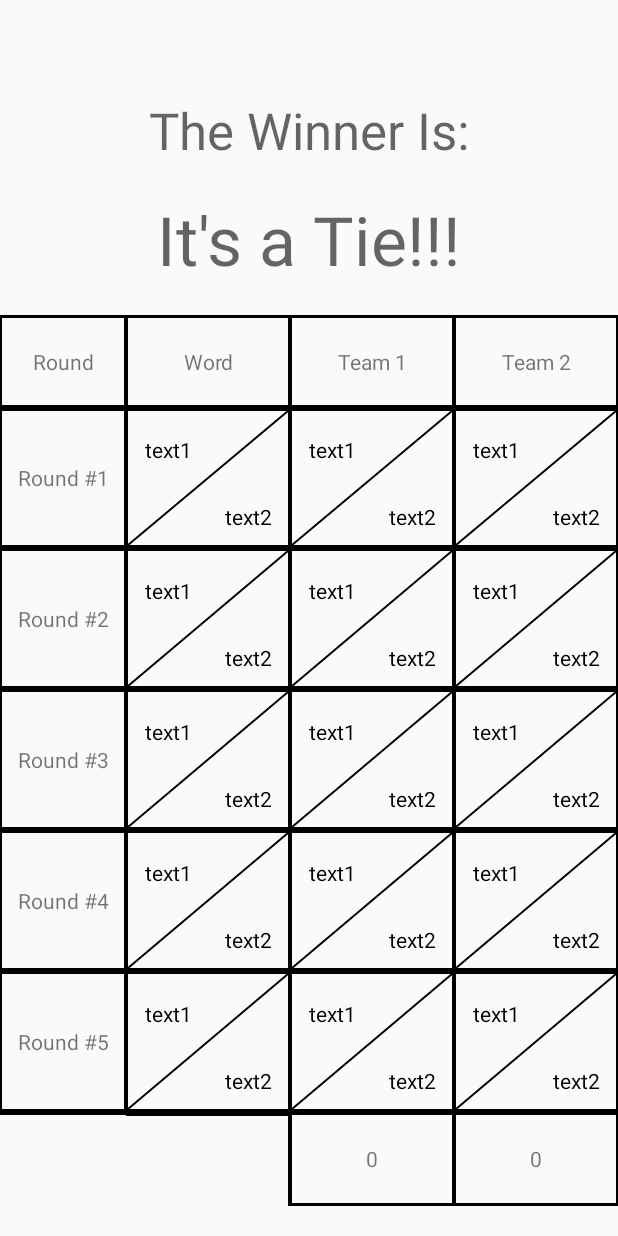
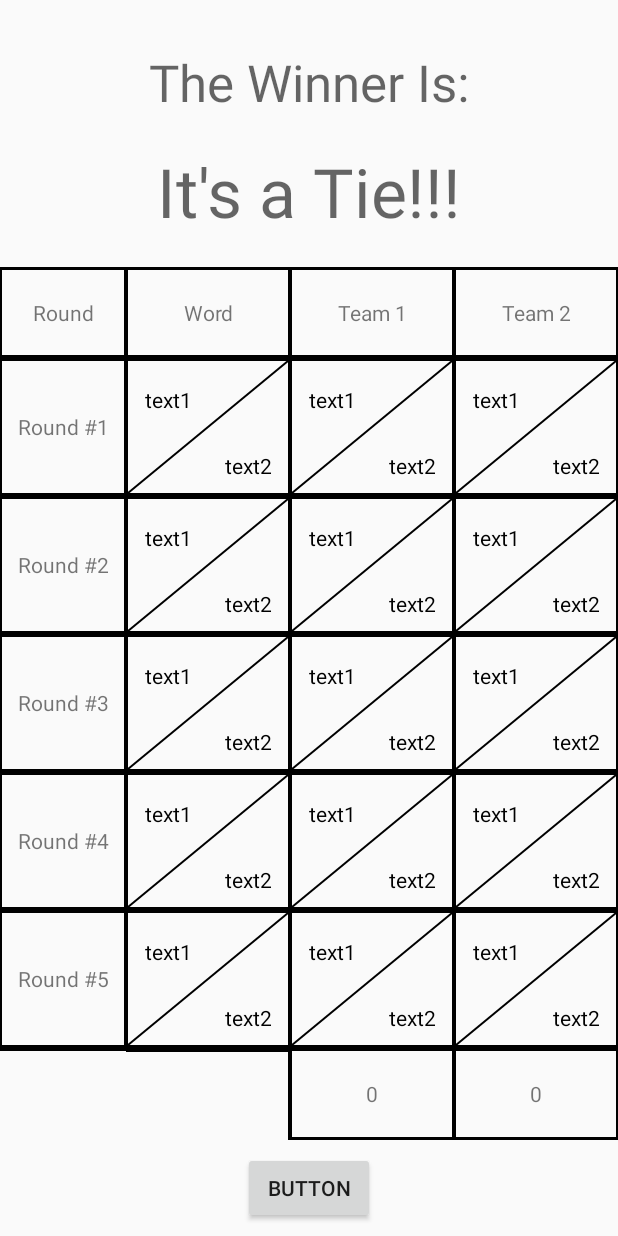
Before and after one commit to c-reeder/hint, an Android app: the WinnerActivity screen opened directly, with no data from a screen before it, on a phone screen of 412 x 824 dp. Run offline under Robolectric (Android 15) with nearby library versions, the phone set to English and light mode, and no system bars; 6 statements that could not run were skipped.

Commit message:
Passing Team Name with intent and added winner screen button.

```diff
--- a/app/src/main/java/com/wordpress/simpledevelopments/password/DiagonalDoubleTextView.java
+++ b/app/src/main/java/com/wordpress/simpledevelopments/password/DiagonalDoubleTextView.java
@@ -74,7 +74,7 @@ public class DiagonalDoubleTextView extends View {
 
         int parentWidth = MeasureSpec.getSize(widthMeasureSpec);
         int parentHeight = MeasureSpec.getSize(heightMeasureSpec);
-        Log.d(TAG, "onMeasure: " + parentWidth + ", " + parentHeight);
+//        Log.d(TAG, "onMeasure: " + parentWidth + ", " + parentHeight);
 
         metrics = paint.getFontMetrics();
         textHeight = metrics.bottom - metrics.top;
@@ -84,24 +84,24 @@ public class DiagonalDoubleTextView extends View {
 
 
         if (widthMode == MeasureSpec.UNSPECIFIED) {
-            Log.d(TAG, "Width UNSPECIFIED");
+//            Log.d(TAG, "Width UNSPECIFIED");
             viewWidth = minWidth;
         } else if (widthMode == MeasureSpec.EXACTLY) {
-            Log.d(TAG, "Width EXACTLY");
+//            Log.d(TAG, "Width EXACTLY");
             viewWidth = parentWidth;
         } else if (widthMode == MeasureSpec.AT_MOST) {
-            Log.d(TAG, "Width AT_MOST");
+//            Log.d(TAG, "Width AT_MOST");
             viewWidth = minWidth < parentWidth ? minWidth : parentWidth;
         }
 
         if (heightMode == MeasureSpec.UNSPECIFIED) {
-            Log.d(TAG, "Height UNSPECIFIED");
+//            Log.d(TAG, "Height UNSPECIFIED");
             viewHeight = minHeight;
         } else if (heightMode == MeasureSpec.EXACTLY) {
-            Log.d(TAG, "Height EXACTLY");
+//            Log.d(TAG, "Height EXACTLY");
             viewHeight = parentHeight;
         } else if (heightMode == MeasureSpec.AT_MOST) {
-            Log.d(TAG, "Height AT_MOST");
+//            Log.d(TAG, "Height AT_MOST");
             viewHeight = minHeight < parentHeight ? minHeight : parentHeight;
         }
 
@@ -120,7 +120,7 @@ public class DiagonalDoubleTextView extends View {
             exactHeight = false;
         }
 
-        Log.d(TAG, "setMeasuredDimension: " + (int)viewWidth + ", " + (int)viewHeight);
+//        Log.d(TAG, "setMeasuredDimension: " + (int)viewWidth + ", " + (int)viewHeight);
         setMeasuredDimension((int)viewWidth,(int)viewHeight);
     }
     @Override
--- a/app/src/main/java/com/wordpress/simpledevelopments/password/WinnerActivity.java
+++ b/app/src/main/java/com/wordpress/simpledevelopments/password/WinnerActivity.java
@@ -21,6 +21,8 @@ public class WinnerActivity extends AppCompatActivity {
     private int[] bScores2;
     private int score1;
     private int score2;
+    private String teamName1;
+    private String teamName2;
 
 
 
@@ -85,6 +87,18 @@ public class WinnerActivity extends AppCompatActivity {
             Log.d(TAG, "score2 not passed correctly!");
         }
 
+        if (parentIntent.getStringExtra("teamName1") != null) {
+            teamName1 = parentIntent.getStringExtra("teamName1");
+        } else {
+            Log.d(TAG, "teamName1 not passed to WinnerActivity correctly!");
+        }
+
+        if (parentIntent.getStringExtra("teamName2") != null) {
+            teamName1 = parentIntent.getStringExtra("teamName2");
+        } else {
+            Log.d(TAG, "teamName2 not passed to WinnerActivity correctly!");
+        }
+
 
         TableLayout scoreTable = (TableLayout) findViewById(R.id.scoreTable);
         for (int i = 0; i < 5; i++) {
--- a/app/src/main/res/layout/activity_winner.xml
+++ b/app/src/main/res/layout/activity_winner.xml
@@ -13,7 +13,7 @@
         android:layout_height="wrap_content"
         app:layout_constraintRight_toRightOf="parent"
         app:layout_constraintLeft_toLeftOf="parent"
-        android:layout_marginTop="64dp"
+        android:layout_marginTop="32dp"
         app:layout_constraintTop_toTopOf="parent"
         android:textAppearance="@style/TextAppearance.AppCompat.Display1"
         android:id="@+id/textView7" />
@@ -37,12 +37,13 @@
         android:id="@+id/scoreTable"
         app:layout_constraintRight_toRightOf="parent"
         app:layout_constraintLeft_toLeftOf="parent"
-        app:layout_constraintBottom_toBottomOf="parent"
         app:layout_constraintTop_toBottomOf="@+id/winnerText"
         android:stretchColumns="*"
         android:weightSum="7"
-        android:layout_marginBottom="20dp"
-        android:layout_marginTop="20dp">
+        android:layout_marginTop="20dp"
+        app:layout_constraintHorizontal_bias="1.0"
+        app:layout_constraintBottom_toTopOf="@+id/button"
+        android:layout_marginBottom="8dp">
 
         <TableRow
             android:layout_width="match_parent"
@@ -445,4 +446,16 @@
         </TableRow>
 
     </TableLayout>
+
+    <Button
+        android:text="Button"
+        android:layout_width="wrap_content"
+        android:layout_height="wrap_content"
+        android:id="@+id/button"
+        app:layout_constraintBottom_toBottomOf="parent"
+        android:layout_marginStart="16dp"
+        app:layout_constraintLeft_toLeftOf="parent"
+        android:layout_marginEnd="16dp"
+        app:layout_constraintRight_toRightOf="parent"
+        android:layout_marginBottom="8dp" />
 </android.support.constraint.ConstraintLayout>
```
Also changed, not shown: app/src/main/java/com/wordpress/simpledevelopments/password/BeginActivity.java (+24 -2 lines), app/src/main/java/com/wordpress/simpledevelopments/password/TurnActivity.java (+4 -4 lines).
